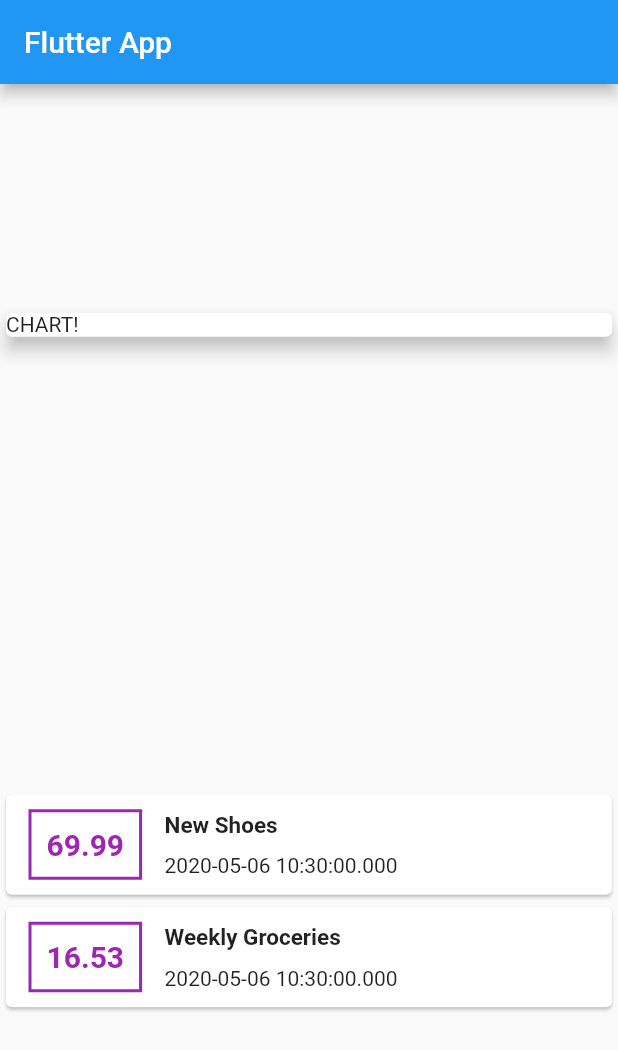
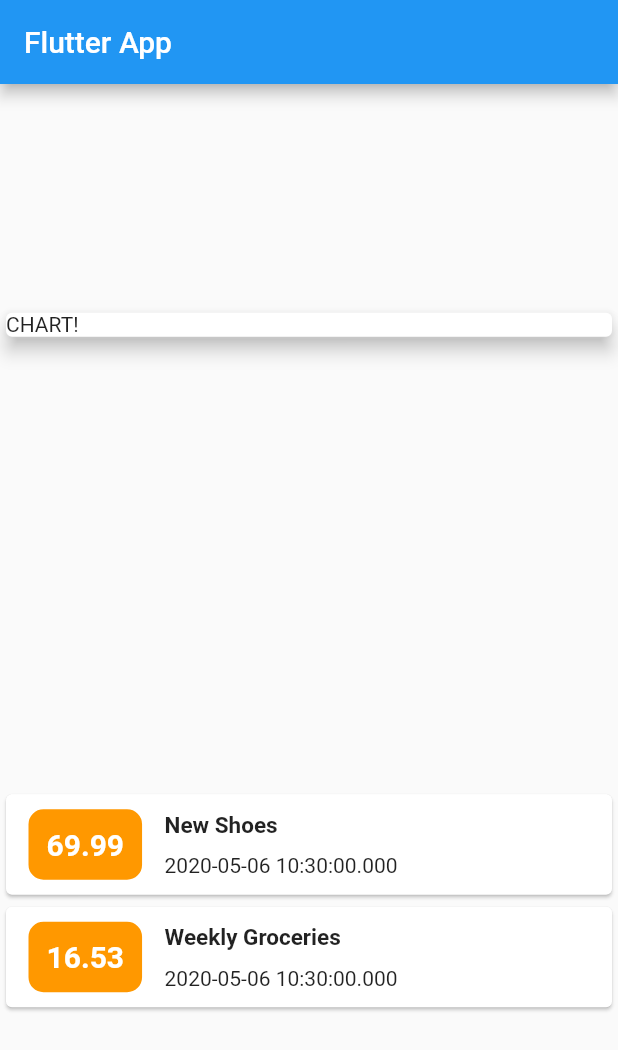
Before and after one commit to deyvidyfs/flutter_study_projects, a Flutter app: the screen it shows after launch, on a phone screen of 412 x 824 dp. Shown: the top 1050 px of the screen. Run offline on Flutter 3.47's test engine with Material 2 defaults, Android fonts, the phone set to English and light mode, and no system bars.

Commit message:
Customized styling

```diff
--- a/Udemy Academind Course Files/Section 4/personal_expenses_app/lib/main.dart
+++ b/Udemy Academind Course Files/Section 4/personal_expenses_app/lib/main.dart
@@ -62,16 +62,18 @@ class MyHomePage extends StatelessWidget {
                       ),
                       decoration: BoxDecoration(
                         border: Border.all(
-                          color: Colors.purple,
+                          color: Colors.orange,
                           width: 2,
                         ),
+                        color: Colors.orange,
+                        borderRadius: BorderRadius.circular(10),
                       ),
                       child: Text(
                         transaction.amount.toString(),
                         style: TextStyle(
                           fontWeight: FontWeight.bold,
                           fontSize: 20,
-                          color: Colors.purple,
+                          color: Colors.white,
                         ),
                       ),
                     ),
```
